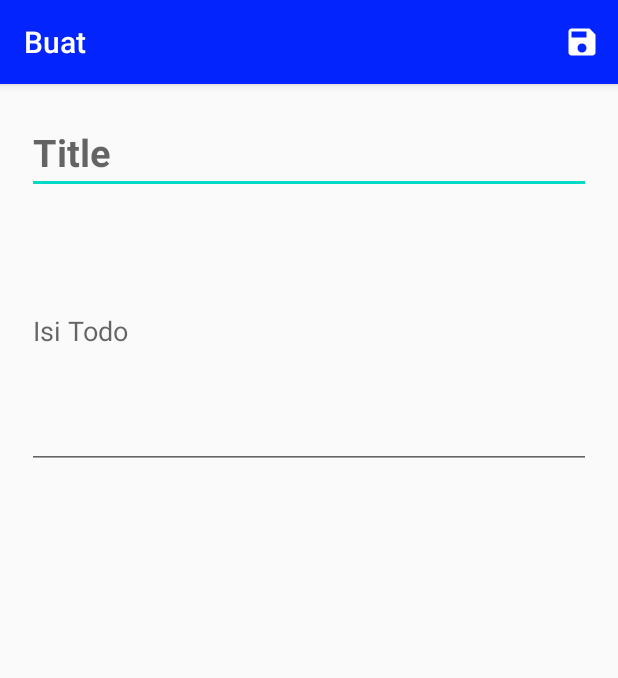
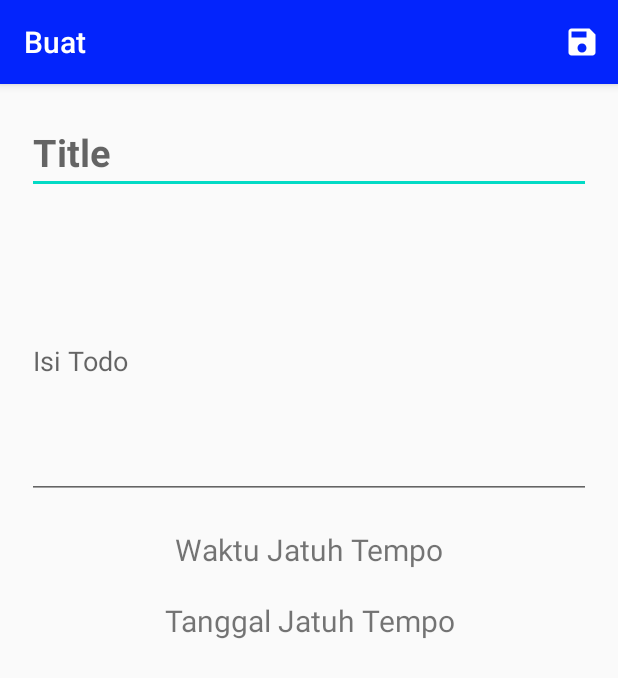
Before and after one commit to dandygardad/TodoListApp, an Android app: the screen it shows after launch (CreateActivity), after a tap on an icon or button, on a phone screen of 412 x 824 dp. Shown: the top 678 px of the screen. Run offline under Robolectric (Android 15) with nearby library versions, the phone set to English and light mode, and no system bars; our stand-ins replace Room's generated code.

Commit message:
Menambahkan Date Due (Jatuh Tempo)

```diff
--- a/app/src/main/java/id/ac/unhas/todolist/db/AppDatabase.kt
+++ b/app/src/main/java/id/ac/unhas/todolist/db/AppDatabase.kt
@@ -1,9 +1,7 @@
 package id.ac.unhas.todolist.db
 
 import android.content.Context
-import androidx.room.Database
-import androidx.room.Room
-import androidx.room.RoomDatabase
+import androidx.room.*
 import id.ac.unhas.todolist.db.todolist.Todolist
 import id.ac.unhas.todolist.db.todolist.TodolistDao
 
--- a/app/src/main/java/id/ac/unhas/todolist/db/todolist/Todolist.kt
+++ b/app/src/main/java/id/ac/unhas/todolist/db/todolist/Todolist.kt
@@ -15,5 +15,9 @@ data class Todolist(
     @ColumnInfo(name = "title")
     val title: String,
     @ColumnInfo(name = "todo")
-    val todo: String
+    val todo: String,
+    @ColumnInfo(name = "tempo")
+    val tempo: String,
+    @ColumnInfo(name = "tempoWaktu")
+    val tempoWaktu: String
 ) : Parcelable
--- a/app/src/main/java/id/ac/unhas/todolist/ui/TodolistAdapter.kt
+++ b/app/src/main/java/id/ac/unhas/todolist/ui/TodolistAdapter.kt
@@ -33,6 +33,8 @@ class TodolistAdapter(todoEvents: TodoEvents) : RecyclerView.Adapter<TodolistAda
         fun bind(todo: Todolist, listener: TodoEvents) {
             itemView.title_todo.text = todo.title
             itemView.isi_todo.text = todo.todo
+            itemView.view_jatuh_tanggal.text = todo.tempo
+            itemView.view_jatuh_waktu.text = todo.tempoWaktu
 
             itemView.delete_button.setOnClickListener {
                 listener.onDeleteClicked(todo)
@@ -71,9 +73,9 @@ class TodolistAdapter(todoEvents: TodoEvents) : RecyclerView.Adapter<TodolistAda
         }
     }
 
-    fun setTodos(todoItems: List<Todolist>) {
-        this.todo = todoItems
-        this.filteredTodoList = todoItems
+    fun setTodos(todoList: List<Todolist>) {
+        this.todo = todoList
+        this.filteredTodoList = todoList
         notifyDataSetChanged()
     }
 
--- a/app/src/main/res/layout/activity_create.xml
+++ b/app/src/main/res/layout/activity_create.xml
@@ -11,12 +11,32 @@
         android:hint="@string/title"
         android:textStyle="bold"
         android:singleLine="true"
-        android:textSize="25dp"/>
+        android:textSize="25sp"/>
 
     <EditText
         android:id="@+id/editIsi"
         android:layout_width="match_parent"
         android:layout_height="183dp"
+        android:layout_marginTop="20dp"
         android:hint="@string/isiTodo"
         android:inputType="textMultiLine|textFilter" />
+
+    <TextView
+        android:layout_width="match_parent"
+        android:layout_height="37dp"
+        android:layout_marginTop="20dp"
+        android:text="@string/waktutempo"
+        android:textAlignment="center"
+        android:textSize="20sp"
+        android:id="@+id/waktu_tempo"/>
+
+    <TextView
+        android:layout_width="match_parent"
+        android:layout_height="37dp"
+        android:layout_marginTop="10dp"
+        android:text="@string/tanggaltempo"
+        android:textAlignment="center"
+        android:textSize="20sp"
+        android:id="@+id/tanggal_tempo"/>
+
 </LinearLayout>
--- a/app/src/main/res/values/strings.xml
+++ b/app/src/main/res/values/strings.xml
@@ -8,4 +8,8 @@
     <string name="search">Search</string>
     <string name="editing">Edit</string>
     <string name="create_todo">Buat</string>
+    <string name="tanggaltempo">Tanggal Jatuh Tempo</string>
+    <string name="waktutempo">Waktu Jatuh Tempo</string>
+    <string name="batas">"Jatuh Tempo : "</string>
+    <string name="tidak_diatur">Tidak diset</string>
 </resources>
```
Also changed, not shown: app/src/main/java/id/ac/unhas/todolist/ui/CreateActivity.kt (+52 -1 lines), app/src/main/res/layout/item_todo.xml (+20 -0 lines).
